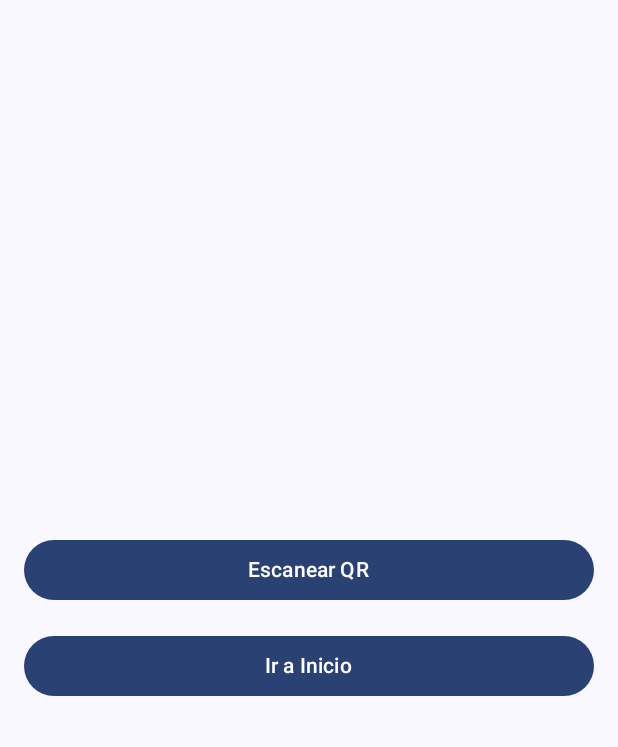
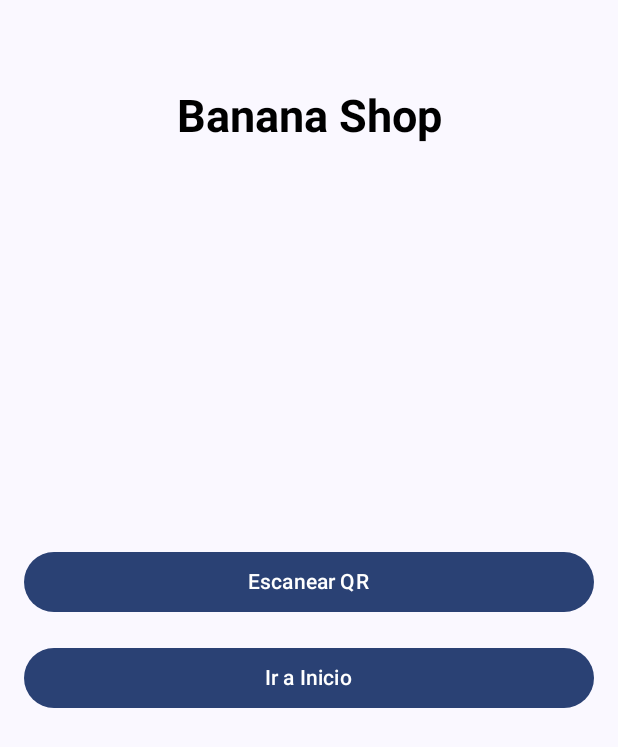
Before and after one commit to Meguiito/proyectotiendaropa, an Android app built with Jetpack Compose: the screen it shows after launch (MainActivity), on a phone screen of 412 x 824 dp. Shown: the top 747 px of the screen. Run offline under Robolectric (Android 15) with nearby library versions, the phone set to English and light mode, and no system bars; libraries missing offline, so code that uses them is left out: com.google.zxing.integration.

Commit message:
Agregado titulo BananaShop en la pagina Main

```diff
--- a/app/src/main/java/com/example/myapplication/MainActivity.kt
+++ b/app/src/main/java/com/example/myapplication/MainActivity.kt
@@ -8,6 +8,7 @@ import android.widget.Toast
 import androidx.activity.ComponentActivity
 import androidx.activity.compose.setContent
 import androidx.compose.foundation.layout.Arrangement
+import androidx.compose.foundation.layout.Box
 import androidx.compose.foundation.layout.Column
 import androidx.compose.foundation.layout.Spacer
 import androidx.compose.foundation.layout.fillMaxSize
@@ -19,10 +20,15 @@ import androidx.compose.material3.MaterialTheme
 import androidx.compose.material3.Surface
 import androidx.compose.material3.Text
 import androidx.compose.runtime.Composable
+import androidx.compose.ui.Alignment
 import androidx.compose.ui.Modifier
+import androidx.compose.ui.graphics.Color
 import androidx.compose.ui.platform.LocalContext
+import androidx.compose.ui.text.TextStyle
+import androidx.compose.ui.text.font.FontWeight
 import androidx.compose.ui.tooling.preview.Preview
 import androidx.compose.ui.unit.dp
+import androidx.compose.ui.unit.sp
 import com.example.myapplication.ui.theme.MyApplicationTheme
 import com.google.zxing.integration.android.IntentIntegrator
 
@@ -68,13 +74,34 @@ class MainActivity : ComponentActivity() {
 @Composable
 fun QRScannerAndButtons(activity: ComponentActivity) {
     val context = LocalContext.current
-
+    val titleTextStyle = TextStyle(
+        fontSize = 30.sp,
+        fontWeight = FontWeight.Bold,
+        color = Color.Black
+    )
+    Surface(
+        color = MaterialTheme.colorScheme.background,
+        modifier = Modifier.fillMaxSize()
+    ) {
+        Box(
+            modifier = Modifier.fillMaxSize()
+        ) {
+            // Título "Banana Shop"
+            Text(
+                text = "Banana Shop",
+                style = titleTextStyle,
+                modifier = Modifier.align(Alignment.TopCenter).padding(top = 60.dp)
+            )
+        }
         Column(
             modifier = Modifier
                 .fillMaxSize()
                 .padding(16.dp),
             verticalArrangement = Arrangement.Center
         ) {
+
+            Spacer(modifier = Modifier.height(16.dp))
+
             QRScannerButton(activity)
 
             Spacer(modifier = Modifier.height(16.dp))
@@ -88,6 +115,7 @@ fun QRScannerAndButtons(activity: ComponentActivity) {
                 modifier = Modifier.fillMaxWidth()
             ) {
                 Text(text = "Ir a Inicio")
+            }
         }
     }
 }
```
Lines whose indentation alone changed are shown as unchanged.
